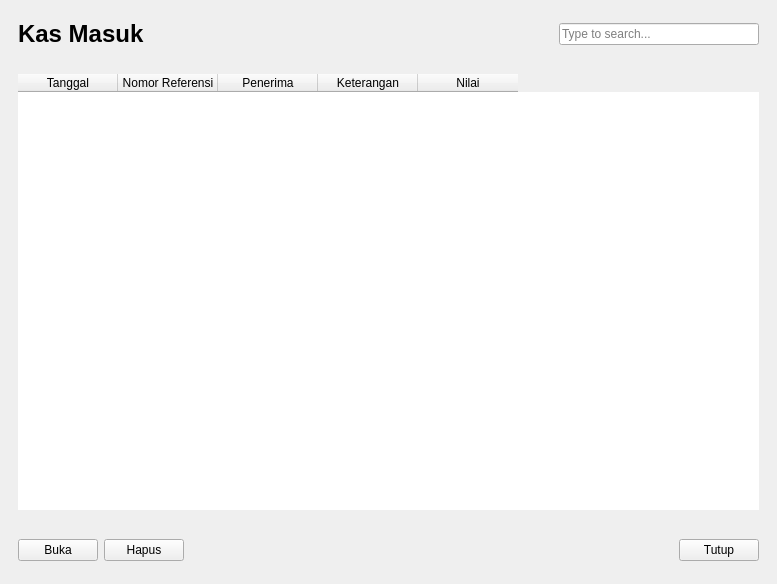
fnugrahendi/petuk.corp, file kasbank/ui_kasbank.ui: the form before one commit.
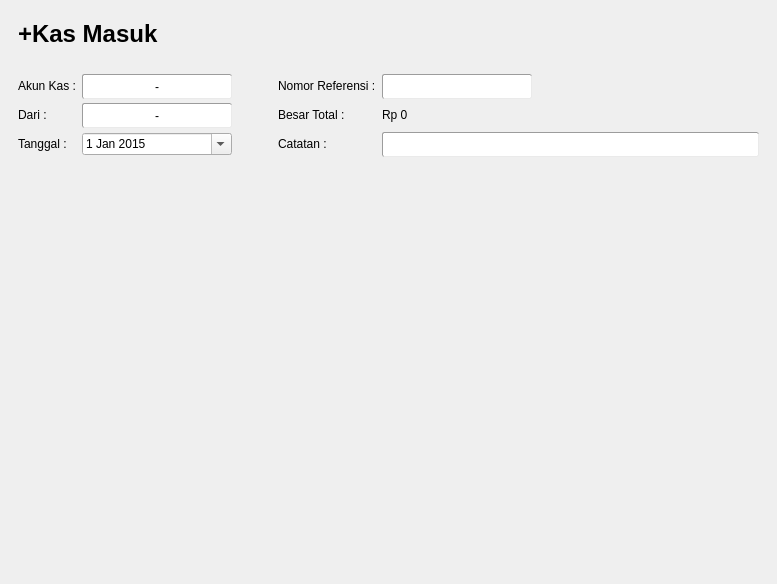
The form after the commit.

Commit message: Added KasMasuk_Tambah and KasKeluar room

```diff
--- a/kasbank/ui_kasbank.ui
+++ b/kasbank/ui_kasbank.ui
@@ -17,7 +17,7 @@
    <string notr="true">QFrame{border:0px;}</string>
   </property>
   <property name="currentIndex">
-   <number>1</number>
+   <number>2</number>
   </property>
   <widget class="QWidget" name="st_Menu">
    <layout class="QGridLayout" name="igr_KasBank_Menu">
@@ -157,7 +157,7 @@
       <property name="frameShadow">
        <enum>QFrame::Raised</enum>
       </property>
-      <layout class="QHBoxLayout" name="horizontalLayout">
+      <layout class="QHBoxLayout" name="ihl_KasMasuk_t">
        <item>
         <widget class="QLabel" name="lb_KasMasuk_Judul">
          <property name="sizePolicy">
@@ -345,6 +345,551 @@
     </item>
    </layout>
   </widget>
+  <widget class="QWidget" name="st_KasMasuk_Tambah">
+   <layout class="QVBoxLayout" name="ivl_KasMasuk_Tambah">
+    <item>
+     <widget class="QFrame" name="fr_KasMasuk_Tambah_T">
+      <property name="sizePolicy">
+       <sizepolicy hsizetype="Preferred" vsizetype="Preferred">
+        <horstretch>0</horstretch>
+        <verstretch>1</verstretch>
+       </sizepolicy>
+      </property>
+      <property name="minimumSize">
+       <size>
+        <width>0</width>
+        <height>50</height>
+       </size>
+      </property>
+      <property name="maximumSize">
+       <size>
+        <width>16777215</width>
+        <height>50</height>
+       </size>
+      </property>
+      <property name="frameShape">
+       <enum>QFrame::StyledPanel</enum>
+      </property>
+      <property name="frameShadow">
+       <enum>QFrame::Raised</enum>
+      </property>
+      <layout class="QHBoxLayout" name="horizontalLayout">
+       <item>
+        <widget class="QLabel" name="lb_KasMasuk_Judul_2">
+         <property name="sizePolicy">
+          <sizepolicy hsizetype="Preferred" vsizetype="Preferred">
+           <horstretch>0</horstretch>
+           <verstretch>1</verstretch>
+          </sizepolicy>
+         </property>
+         <property name="minimumSize">
+          <size>
+           <width>300</width>
+           <height>0</height>
+          </size>
+         </property>
+         <property name="maximumSize">
+          <size>
+           <width>300</width>
+           <height>16777215</height>
+          </size>
+         </property>
+         <property name="font">
+          <font>
+           <pointsize>18</pointsize>
+           <weight>75</weight>
+           <italic>false</italic>
+           <bold>true</bold>
+          </font>
+         </property>
+         <property name="text">
+          <string>+Kas Masuk</string>
+         </property>
+        </widget>
+       </item>
+       <item>
+        <spacer name="hs_KasMasuk">
+         <property name="orientation">
+          <enum>Qt::Horizontal</enum>
+         </property>
+         <property name="sizeHint" stdset="0">
+          <size>
+           <width>432</width>
+           <height>20</height>
+          </size>
+         </property>
+        </spacer>
+       </item>
+      </layout>
+     </widget>
+    </item>
+    <item>
+     <widget class="QFrame" name="fr_KasMasuk_Tambah_Form">
+      <property name="sizePolicy">
+       <sizepolicy hsizetype="Preferred" vsizetype="Preferred">
+        <horstretch>1</horstretch>
+        <verstretch>1</verstretch>
+       </sizepolicy>
+      </property>
+      <property name="maximumSize">
+       <size>
+        <width>16777215</width>
+        <height>100</height>
+       </size>
+      </property>
+      <property name="styleSheet">
+       <string notr="true">QLineEdit,QPushButton{border-style:inset;border-width:1px;border-radius:2px;border-color:rgb(156, 156, 156);background-color:#ffffff;min-height:23px;}</string>
+      </property>
+      <property name="frameShape">
+       <enum>QFrame::StyledPanel</enum>
+      </property>
+      <property name="frameShadow">
+       <enum>QFrame::Raised</enum>
+      </property>
+      <layout class="QGridLayout" name="gridLayout">
+       <item row="3" column="0">
+        <widget class="QLabel" name="lb_KasMasuk_Tambah_Form_Tanggal">
+         <property name="text">
+          <string>Tanggal :</string>
+         </property>
+        </widget>
+       </item>
+       <item row="2" column="2">
+        <widget class="QPushButton" name="tb_KasMasuk_Tambah_Form_Penyetor">
+         <property name="minimumSize">
+          <size>
+           <width>150</width>
+           <height>25</height>
+          </size>
+         </property>
+         <property name="maximumSize">
+          <size>
+           <width>150</width>
+           <height>16777215</height>
+          </size>
+         </property>
+         <property name="text">
+          <string>-</string>
+         </property>
+        </widget>
+       </item>
+       <item row="2" column="6">
+        <spacer name="hs_KasMasuk_Tambah_Form_2">
+         <property name="orientation">
+          <enum>Qt::Horizontal</enum>
+         </property>
+         <property name="sizeHint" stdset="0">
+          <size>
+           <width>40</width>
+           <height>20</height>
+          </size>
+         </property>
+        </spacer>
+       </item>
+       <item row="3" column="2">
+        <widget class="QDateEdit" name="dte_KasMasuk_Tambah_Form_Tanggal">
+         <property name="minimumSize">
+          <size>
+           <width>150</width>
+           <height>0</height>
+          </size>
+         </property>
+         <property name="maximumSize">
+          <size>
+           <width>150</width>
+           <height>16777215</height>
+          </size>
+         </property>
+         <property name="date">
+          <date>
+           <year>2015</year>
+           <month>1</month>
+           <day>1</day>
+          </date>
+         </property>
+         <property name="calendarPopup">
+          <bool>true</bool>
+         </property>
+        </widget>
+       </item>
+       <item row="1" column="6">
+        <spacer name="hs_KasMasuk_Tambah_Form">
+         <property name="orientation">
+          <enum>Qt::Horizontal</enum>
+         </property>
+         <property name="sizeHint" stdset="0">
+          <size>
+           <width>40</width>
+           <height>20</height>
+          </size>
+         </property>
+        </spacer>
+       </item>
+       <item row="1" column="2">
+        <widget class="QPushButton" name="tb_KasMasuk_Tambah_Form_NoAkun">
+         <property name="minimumSize">
+          <size>
+           <width>150</width>
+           <height>25</height>
+          </size>
+         </property>
+         <property name="maximumSize">
+          <size>
+           <width>150</width>
+           <height>16777215</height>
+          </size>
+         </property>
+         <property name="text">
+          <string>-</string>
+         </property>
+        </widget>
+       </item>
+       <item row="3" column="5" colspan="2">
+        <widget class="QLineEdit" name="le_KasMasuk_Tambah_Form_Catatan">
+         <property name="sizePolicy">
+          <sizepolicy hsizetype="Expanding" vsizetype="Maximum">
+           <horstretch>1</horstretch>
+           <verstretch>0</verstretch>
+          </sizepolicy>
+         </property>
+         <property name="maximumSize">
+          <size>
+           <width>500</width>
+           <height>16777215</height>
+          </size>
+         </property>
+        </widget>
+       </item>
+       <item row="1" column="0">
+        <widget class="QLabel" name="lb_KasMasuk_Tambah_Form_NoAkun">
+         <property name="text">
+          <string>Akun Kas :</string>
+         </property>
+        </widget>
+       </item>
+       <item row="2" column="0">
+        <widget class="QLabel" name="lb_KasMasuk_Tambah_Form_Penyetor">
+         <property name="text">
+          <string>Dari :</string>
+         </property>
+        </widget>
+       </item>
+       <item row="2" column="5">
+        <widget class="QLabel" name="lb_KasMasuk_Tambah_Form_Nilai">
+         <property name="minimumSize">
+          <size>
+           <width>150</width>
+           <height>0</height>
+          </size>
+         </property>
+         <property name="maximumSize">
+          <size>
+           <width>150</width>
+           <height>16777215</height>
+          </size>
+         </property>
+         <property name="text">
+          <string>Rp 0</string>
+         </property>
+        </widget>
+       </item>
+       <item row="2" column="4">
+        <widget class="QLabel" name="lb_KasMasuk_Tambah_Form_LabelNilai">
+         <property name="text">
+          <string>Besar Total :</string>
+         </property>
+        </widget>
+       </item>
+       <item row="3" column="4">
+        <widget class="QLabel" name="lb_KasMasuk_Tambah_Form_Catatan">
+         <property name="text">
+          <string>Catatan :</string>
+         </property>
+        </widget>
+       </item>
+       <item row="1" column="5">
+        <widget class="QLineEdit" name="le_KasMasuk_Tambah_Form_Nomor">
+         <property name="minimumSize">
+          <size>
+           <width>150</width>
+           <height>25</height>
+          </size>
+         </property>
+         <property name="maximumSize">
+          <size>
+           <width>150</width>
+           <height>16777215</height>
+          </size>
+         </property>
+        </widget>
+       </item>
+       <item row="1" column="4">
+        <widget class="QLabel" name="lb_KasMasuk_Tambah_Form_Nomor">
+         <property name="text">
+          <string>Nomor Referensi :</string>
+         </property>
+        </widget>
+       </item>
+       <item row="2" column="3">
+        <spacer name="hs_KasMasuk_Tambah_Form_3">
+         <property name="orientation">
+          <enum>Qt::Horizontal</enum>
+         </property>
+         <property name="sizeType">
+          <enum>QSizePolicy::Maximum</enum>
+         </property>
+         <property name="sizeHint" stdset="0">
+          <size>
+           <width>40</width>
+           <height>20</height>
+          </size>
+         </property>
+        </spacer>
+       </item>
+      </layout>
+     </widget>
+    </item>
+    <item>
+     <widget class="QFrame" name="fr_KasMasuk_Tambah_Content">
+      <property name="sizePolicy">
+       <sizepolicy hsizetype="Preferred" vsizetype="Preferred">
+        <horstretch>0</horstretch>
+        <verstretch>1</verstretch>
+       </sizepolicy>
+      </property>
+      <property name="frameShape">
+       <enum>QFrame::StyledPanel</enum>
+      </property>
+      <property name="frameShadow">
+       <enum>QFrame::Raised</enum>
+      </property>
+      <zorder>fr_KasMasuk_Tambah_Form</zorder>
+     </widget>
+    </item>
+    <item>
+     <widget class="QFrame" name="fr_KasMasuk_Tambah_B">
+      <property name="sizePolicy">
+       <sizepolicy hsizetype="Preferred" vsizetype="Preferred">
+        <horstretch>0</horstretch>
+        <verstretch>1</verstretch>
+       </sizepolicy>
+      </property>
+      <property name="minimumSize">
+       <size>
+        <width>0</width>
+        <height>50</height>
+       </size>
+      </property>
+      <property name="maximumSize">
+       <size>
+        <width>16777215</width>
+        <height>50</height>
+       </size>
+      </property>
+      <property name="frameShape">
+       <enum>QFrame::StyledPanel</enum>
+      </property>
+      <property name="frameShadow">
+       <enum>QFrame::Raised</enum>
+      </property>
+     </widget>
+    </item>
+   </layout>
+  </widget>
+  <widget class="QWidget" name="st_KasKeluar">
+   <layout class="QVBoxLayout" name="ivl_KasKeluar">
+    <item>
+     <widget class="QFrame" name="fr_KasKeluar_t">
+      <property name="sizePolicy">
+       <sizepolicy hsizetype="Preferred" vsizetype="Preferred">
+        <horstretch>0</horstretch>
+        <verstretch>1</verstretch>
+       </sizepolicy>
+      </property>
+      <property name="minimumSize">
+       <size>
+        <width>0</width>
+        <height>50</height>
+       </size>
+      </property>
+      <property name="maximumSize">
+       <size>
+        <width>16777215</width>
+        <height>50</height>
+       </size>
+      </property>
+      <property name="frameShape">
+       <enum>QFrame::StyledPanel</enum>
+      </property>
+      <property name="frameShadow">
+       <enum>QFrame::Raised</enum>
+      </property>
+      <layout class="QHBoxLayout" name="ihl_KasKeluar_t">
+       <item>
+        <widget class="QLabel" name="lb_KasKeluar_Judul">
+         <property name="sizePolicy">
+          <sizepolicy hsizetype="Preferred" vsizetype="Preferred">
+           <horstretch>0</horstretch>
+           <verstretch>1</verstretch>
+          </sizepolicy>
+         </property>
+         <property name="minimumSize">
+          <size>
+           <width>300</width>
+           <height>0</height>
+          </size>
+         </property>
+         <property name="maximumSize">
+          <size>
+           <width>300</width>
+           <height>16777215</height>
+          </size>
+         </property>
+         <property name="font">
+          <font>
+           <pointsize>18</pointsize>
+           <weight>75</weight>
+           <italic>false</italic>
+           <bold>true</bold>
+          </font>
+         </property>
+         <property name="text">
+          <string>Kas Keluar</string>
+         </property>
+        </widget>
+       </item>
+       <item>
+        <spacer name="hs_KasKeluar_t_s">
+         <property name="orientation">
+          <enum>Qt::Horizontal</enum>
+         </property>
+         <property name="sizeHint" stdset="0">
+          <size>
+           <width>226</width>
+           <height>20</height>
+          </size>
+         </property>
+        </spacer>
+       </item>
+       <item>
+        <widget class="QLineEdit" name="le_KasKeluar_Search"/>
+       </item>
+      </layout>
+     </widget>
+    </item>
+    <item>
+     <widget class="QFrame" name="fr_KasKeluar_Content">
+      <property name="sizePolicy">
+       <sizepolicy hsizetype="Preferred" vsizetype="Preferred">
+        <horstretch>0</horstretch>
+        <verstretch>1</verstretch>
+       </sizepolicy>
+      </property>
+      <property name="frameShape">
+       <enum>QFrame::StyledPanel</enum>
+      </property>
+      <property name="frameShadow">
+       <enum>QFrame::Raised</enum>
+      </property>
+      <layout class="QVBoxLayout" name="ivl_KasKeluar_Content">
+       <item>
+        <widget class="QTableWidget" name="tbl_KasKeluar">
+         <column>
+          <property name="text">
+           <string>Tanggal</string>
+          </property>
+         </column>
+         <column>
+          <property name="text">
+           <string>Nomor Referensi</string>
+          </property>
+         </column>
+         <column>
+          <property name="text">
+           <string>Penerima</string>
+          </property>
+         </column>
+         <column>
+          <property name="text">
+           <string>Keterangan</string>
+          </property>
+         </column>
+         <column>
+          <property name="text">
+           <string>Nilai</string>
+          </property>
+         </column>
+        </widget>
+       </item>
+      </layout>
+     </widget>
+    </item>
+    <item>
+     <widget class="QFrame" name="fr_KasKeluar_b">
+      <property name="sizePolicy">
+       <sizepolicy hsizetype="Preferred" vsizetype="Preferred">
+        <horstretch>0</horstretch>
+        <verstretch>1</verstretch>
+       </sizepolicy>
+      </property>
+      <property name="minimumSize">
+       <size>
+        <width>0</width>
+        <height>50</height>
+       </size>
+      </property>
+      <property name="maximumSize">
+       <size>
+        <width>16777215</width>
+        <height>50</height>
+       </size>
+      </property>
+      <property name="frameShape">
+       <enum>QFrame::StyledPanel</enum>
+      </property>
+      <property name="frameShadow">
+       <enum>QFrame::Raised</enum>
+      </property>
+      <layout class="QHBoxLayout" name="ihl_KasKeluar_b">
+       <item>
+        <widget class="QPushButton" name="tb_KasKeluar_Buka">
+         <property name="text">
+          <string>Buka</string>
+         </property>
+        </widget>
+       </item>
+       <item>
+        <widget class="QPushButton" name="tb_KasKeluar_Delete">
+         <property name="text">
+          <string>Hapus</string>
+         </property>
+        </widget>
+       </item>
+       <item>
+        <spacer name="somespaces_pyuic_will_just_ignore2">
+         <property name="orientation">
+          <enum>Qt::Horizontal</enum>
+         </property>
+         <property name="sizeHint" stdset="0">
+          <size>
+           <width>495</width>
+           <height>20</height>
+          </size>
+         </property>
+        </spacer>
+       </item>
+       <item>
+        <widget class="QPushButton" name="tb_KasKeluar_Tutup">
+         <property name="text">
+          <string>Tutup</string>
+         </property>
+        </widget>
+       </item>
+      </layout>
+     </widget>
+    </item>
+   </layout>
+  </widget>
  </widget>
  <resources/>
  <connections/>
```
Left out of the diff: 6 changed lines with no effect on the pictures. The commit also changes 1 other file.
